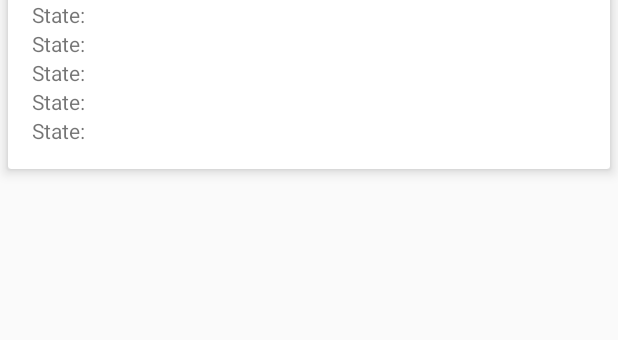
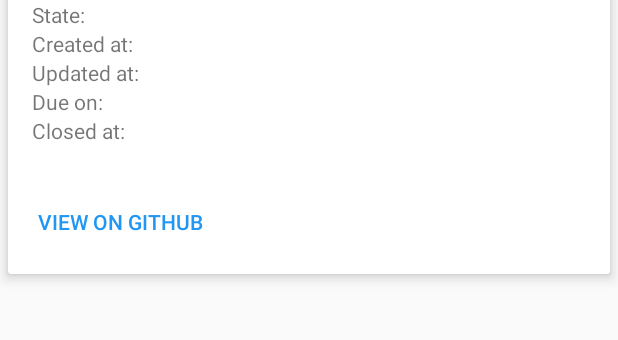
Before and after one commit to teinvdlugt/PapyrosProgress, an Android app: the layout list_item.xml on its own in the app's theme, with its tools: preview values and no code run, on a phone screen of 412 x 824 dp, the part 228-568 px from its top. Run offline under Robolectric (Android 15) with nearby library versions, the phone set to English and light mode, and no system bars.

Commit message:
Add links: - 'Visit Papyros homepage' - 'Visit Github page' - 'View on Github' action button on CardView

```diff
--- a/app/src/main/res/layout/activity_configuration.xml
+++ b/app/src/main/res/layout/activity_configuration.xml
@@ -1,5 +1,6 @@
 <?xml version="1.0" encoding="utf-8"?>
 <LinearLayout xmlns:android="http://schemas.android.com/apk/res/android"
+    xmlns:app="http://schemas.android.com/apk/res-auto"
     xmlns:card-view="http://schemas.android.com/apk/res-auto"
     android:layout_width="match_parent"
     android:layout_height="match_parent"
@@ -10,7 +11,9 @@
         android:layout_width="match_parent"
         android:layout_height="wrap_content"
         android:background="@color/colorPrimary"
-        android:elevation="6dp" />
+        android:elevation="6dp"
+        app:popupTheme="@style/ThemeOverlay.AppCompat.Light"
+        app:theme="@style/ThemeOverlay.AppCompat.Dark.ActionBar" />
 
     <android.support.v7.widget.CardView
         android:layout_width="match_parent"
--- a/app/src/main/res/layout/activity_main.xml
+++ b/app/src/main/res/layout/activity_main.xml
@@ -1,4 +1,5 @@
 <LinearLayout xmlns:android="http://schemas.android.com/apk/res/android"
+    xmlns:app="http://schemas.android.com/apk/res-auto"
     xmlns:tools="http://schemas.android.com/tools"
     android:layout_width="match_parent"
     android:layout_height="match_parent"
@@ -10,7 +11,9 @@
         android:layout_width="match_parent"
         android:layout_height="wrap_content"
         android:background="@color/colorPrimary"
-        android:elevation="6dp" />
+        android:elevation="6dp"
+        app:popupTheme="@style/ThemeOverlay.AppCompat.Light"
+        app:theme="@style/ThemeOverlay.AppCompat.Dark.ActionBar" />
 
     <fragment
         android:id="@+id/fragment"
--- a/app/src/main/res/layout/list_item.xml
+++ b/app/src/main/res/layout/list_item.xml
@@ -12,9 +12,6 @@
         android:layout_width="match_parent"
         android:layout_height="wrap_content"
         android:orientation="vertical"
-        android:paddingBottom="16dp"
-        android:paddingLeft="16dp"
-        android:paddingRight="16dp"
         android:paddingTop="24dp">
 
         <TextView
@@ -24,68 +21,97 @@
             android:paddingBottom="16dp"
             android:textAppearance="?android:attr/textAppearanceMedium"
             android:textSize="24sp"
-            tools:text="Version 0.1" />
+            tools:text="Version 0.1"
+            android:layout_marginRight="16dp"
+            android:layout_marginLeft="16dp"/>
 
         <TextView
             android:id="@+id/open_issues_textView"
             android:layout_width="wrap_content"
             android:layout_height="wrap_content"
             android:text="@string/open_issues"
-            android:textSize="14sp" />
+            android:textSize="14sp"
+            android:layout_marginRight="16dp"
+            android:layout_marginLeft="16dp"/>
 
         <TextView
             android:id="@+id/closed_issues_textView"
             android:layout_width="wrap_content"
             android:layout_height="wrap_content"
             android:text="@string/closed_issues"
-            android:textSize="14sp" />
+            android:textSize="14sp"
+            android:layout_marginRight="16dp"
+            android:layout_marginLeft="16dp"/>
 
         <ProgressBar
             android:id="@+id/listItem_progressBar"
             style="@style/Widget.AppCompat.ProgressBar.Horizontal"
             android:layout_width="match_parent"
-            android:layout_height="wrap_content" />
+            android:layout_height="wrap_content"
+            android:layout_marginRight="16dp"
+            android:layout_marginLeft="16dp"/>
 
         <TextView
             android:id="@+id/progress_textView"
             android:layout_width="wrap_content"
             android:layout_height="wrap_content"
             android:text="@string/progress"
-            android:textSize="14sp" />
+            android:textSize="14sp"
+            android:layout_marginStart="16dp"
+            android:layout_marginLeft="16dp"/>
 
         <TextView
             android:id="@+id/state_textView"
             android:layout_width="wrap_content"
             android:layout_height="wrap_content"
             android:text="@string/state"
-            android:textSize="14sp" />
+            android:textSize="14sp"
+            android:layout_marginRight="16dp"
+            android:layout_marginLeft="16dp"/>
 
         <TextView
             android:id="@+id/createdAt"
             android:layout_width="wrap_content"
             android:layout_height="wrap_content"
-            android:text="@string/state"
-            android:textSize="14sp" />
+            android:text="@string/created_at"
+            android:textSize="14sp"
+            android:layout_marginRight="16dp"
+            android:layout_marginLeft="16dp"/>
 
         <TextView
             android:id="@+id/updatedAt"
             android:layout_width="wrap_content"
             android:layout_height="wrap_content"
-            android:text="@string/state"
-            android:textSize="14sp" />
+            android:text="@string/updated_at"
+            android:textSize="14sp"
+            android:layout_marginRight="16dp"
+            android:layout_marginLeft="16dp"/>
 
         <TextView
             android:id="@+id/dueOn"
             android:layout_width="wrap_content"
             android:layout_height="wrap_content"
-            android:text="@string/state"
-            android:textSize="14sp" />
+            android:text="@string/due_on"
+            android:textSize="14sp"
+            android:layout_marginRight="16dp"
+            android:layout_marginLeft="16dp"/>
 
         <TextView
             android:id="@+id/closedAt"
             android:layout_width="wrap_content"
             android:layout_height="wrap_content"
-            android:text="@string/state"
-            android:textSize="14sp" />
+            android:text="@string/closed_at"
+            android:textSize="14sp"
+            android:layout_marginBottom="16dp"
+            android:layout_marginRight="16dp"
+            android:layout_marginLeft="16dp"/>
+
+        <Button
+            android:id="@+id/github_button"
+            style="?android:attr/buttonBarButtonStyle"
+            android:layout_margin="8dp"
+            android:layout_width="wrap_content"
+            android:layout_height="wrap_content"
+            android:text="@string/view_on_github"/>
     </LinearLayout>
 </android.support.v7.widget.CardView>
--- a/app/src/main/res/values/strings.xml
+++ b/app/src/main/res/values/strings.xml
@@ -19,4 +19,7 @@
     <string name="due_on">Due on:</string>
     <string name="closed_at">Closed at:</string>
     <string name="offline_snackbar">Offline mode: data may be out of date</string>
+    <string name="visit_homepage">Visit Papyros homepage</string>
+    <string name="visit_github">Visit Github page</string>
+    <string name="view_on_github">View on Github</string>
 </resources>
--- a/app/src/main/res/values/styles.xml
+++ b/app/src/main/res/values/styles.xml
@@ -5,7 +5,6 @@
         <item name="colorPrimary">@color/colorPrimary</item>
         <item name="colorPrimaryDark">@color/colorPrimaryDark</item>
         <item name="colorAccent">@color/colorAccent</item>
-        <item name="android:textColorPrimary">@android:color/white</item>
     </style>
 
 </resources>
```
Also changed, not shown: app/src/main/java/com/teinproductions/tein/papyrosprogress/ConfigurationActivity.java (+22 -0 lines), app/src/main/java/com/teinproductions/tein/papyrosprogress/ConfigurationSmallActivity.java (+22 -0 lines), app/src/main/java/com/teinproductions/tein/papyrosprogress/MainActivity.java (+43 -0 lines), app/src/main/java/com/teinproductions/tein/papyrosprogress/VersionListFragment.java (+22 -2 lines), app/src/main/res/menu/menu_main.xml (added, +14 -0 lines).
